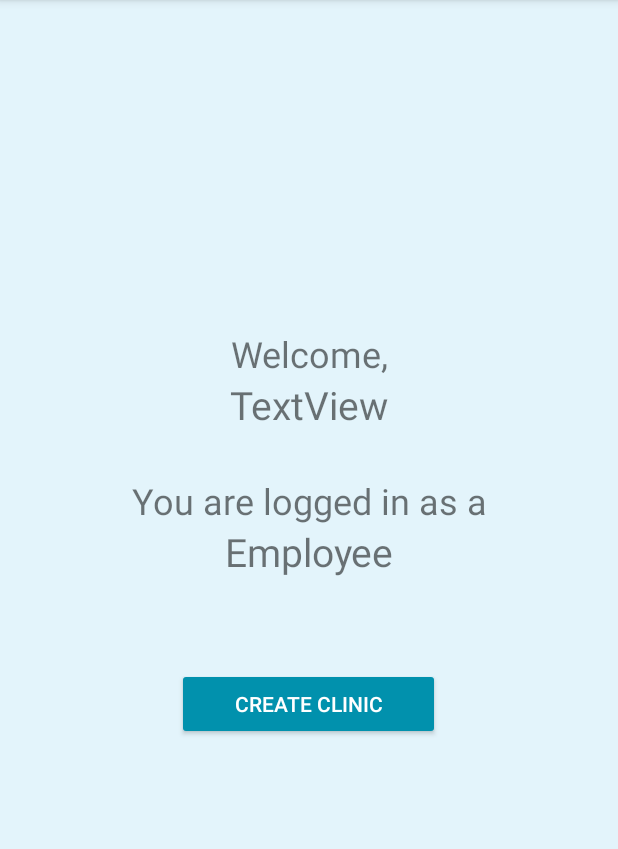
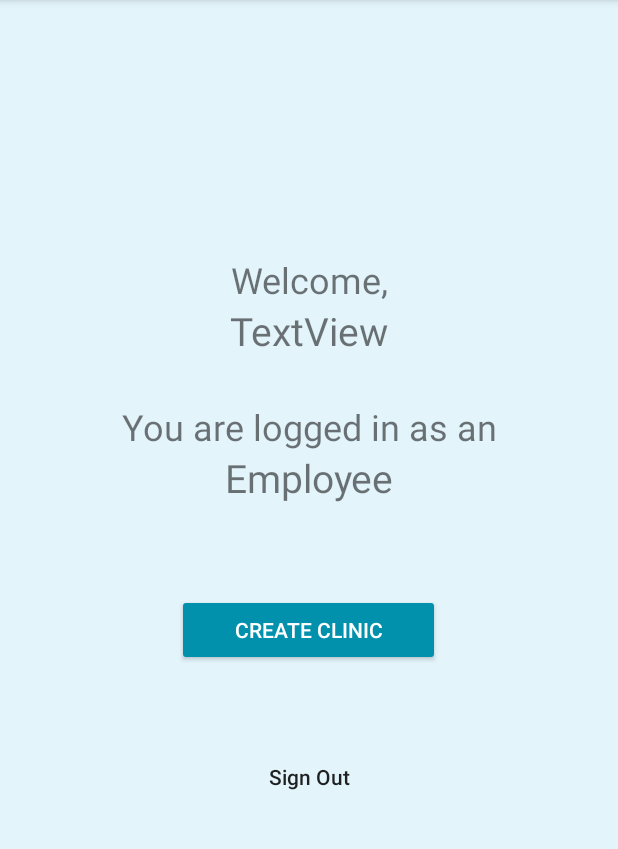
Before and after one commit to kayladonovan/project-lab01-group7-circleci, an Android app: the EmployeeScreen screen opened directly, with no data from a screen before it, on a phone screen of 412 x 824 dp, the part 84-933 px from its top. Run offline under Robolectric (Android 15) with nearby library versions, the phone set to English and light mode, and no system bars.

Commit message:
welcome displays fix

```diff
--- a/WalkinClinic/app/src/main/res/layout/activity_clinic_services_screen.xml
+++ b/WalkinClinic/app/src/main/res/layout/activity_clinic_services_screen.xml
@@ -22,7 +22,7 @@
             android:layout_width="match_parent"
             android:layout_height="wrap_content"
             android:gravity="center"
-            android:text="TextView"
+            android:text="ClinicName"
             android:textSize="24sp" />
 
         <Space
@@ -115,7 +115,7 @@
                 android:layout_width="150dp"
                 android:layout_height="70dp"
                 android:layout_gravity="center"
-                android:text="view my hours " />
+                android:text="view clinic hours " />
         </TableRow>
 
         <Space
--- a/WalkinClinic/app/src/main/res/layout/activity_employee_screen.xml
+++ b/WalkinClinic/app/src/main/res/layout/activity_employee_screen.xml
@@ -14,7 +14,7 @@
 
         <Space
             android:layout_width="match_parent"
-            android:layout_height="219dp" />
+            android:layout_height="170dp" />
 
         <TextView
             android:id="@+id/welcomeMessage"
@@ -41,7 +41,7 @@
             android:layout_width="match_parent"
             android:layout_height="wrap_content"
             android:gravity="center"
-            android:text="You are logged in as a"
+            android:text="You are logged in as an"
             android:textSize="24sp" />
 
         <TextView
@@ -64,5 +64,17 @@
             android:layout_gravity="center"
             android:text="create clinic" />
 
+        <Space
+            android:layout_width="match_parent"
+            android:layout_height="50dp" />
+
+        <Button
+            android:id="@+id/signOut2"
+            style="@style/Widget.AppCompat.Button.Borderless"
+            android:layout_width="match_parent"
+            android:layout_height="wrap_content"
+            android:text="Sign Out"
+            android:textAllCaps="false" />
+
     </LinearLayout>
 </RelativeLayout>
--- a/WalkinClinic/app/src/main/res/layout/activity_welcome_window.xml
+++ b/WalkinClinic/app/src/main/res/layout/activity_welcome_window.xml
@@ -14,7 +14,7 @@
 
         <Space
             android:layout_width="match_parent"
-            android:layout_height="219dp" />
+            android:layout_height="190dp" />
 
         <TextView
             android:id="@+id/welcomeMessage"
```
